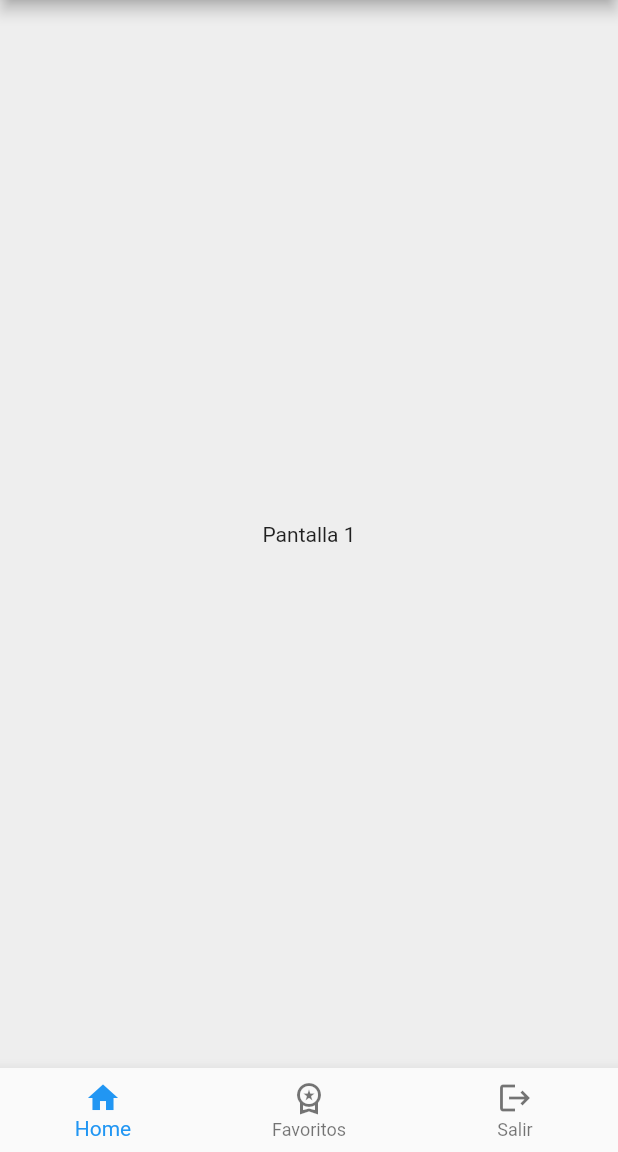
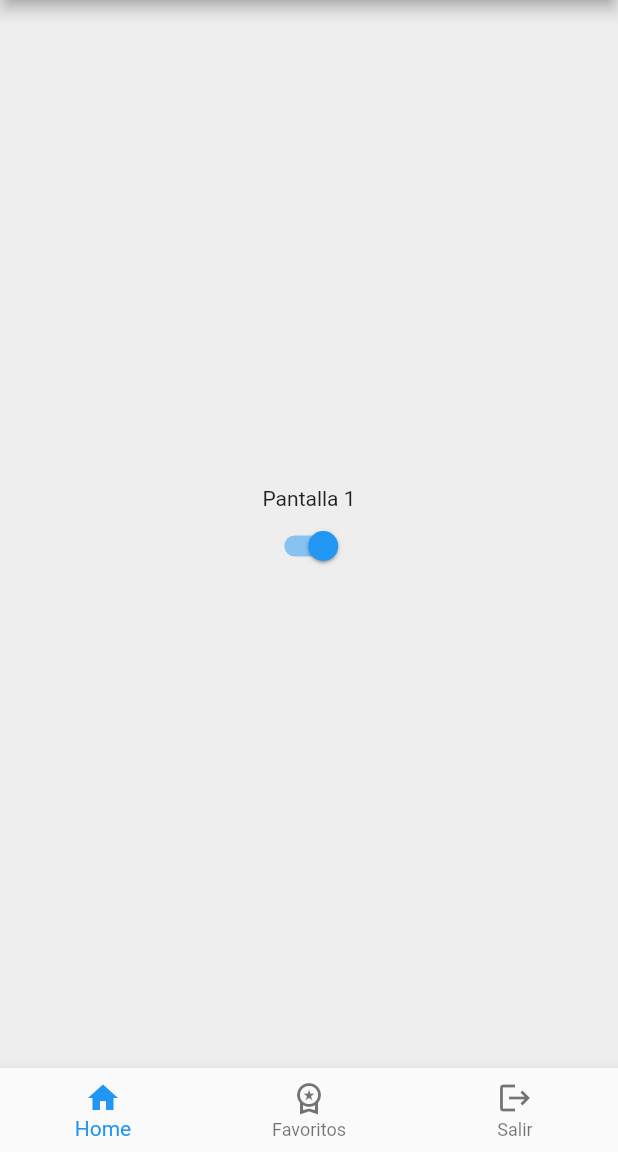
Before and after one commit to conejodan/flutter_example, a Flutter app: the screen it shows after launch, after a tap on "Stateful Screen", on a phone screen of 412 x 824 dp, the part 84-1236 px from its top. Run offline on Flutter 3.47's test engine with Material 2 defaults, Android fonts, the phone set to English and light mode, and no system bars.

Commit message:
Manejo de Estados con Provider

```diff
--- a/lib/main.dart
+++ b/lib/main.dart
@@ -1,5 +1,7 @@
 import 'package:flutter/material.dart';
+import 'package:flutter_hello/providers/tema_provider.dart';
 import 'package:flutter_hello/screens/screens.dart';
+import 'package:provider/provider.dart';
 
 void main() => runApp(const MyApp());
 
@@ -8,9 +10,27 @@ class MyApp extends StatelessWidget {
 
   @override
   Widget build(BuildContext context) {
+    return MultiProvider(
+      providers: [
+        ChangeNotifierProvider(create: ((context) => TemaProvider())),
+      ],
+      child: ContentApp(),
+    );
+  }
+}
+
+class ContentApp extends StatelessWidget {
+  const ContentApp({
+    Key? key,
+  }) : super(key: key);
+
+  @override
+  Widget build(BuildContext context) {
+    final temaProvider = Provider.of<TemaProvider>(context);
     return MaterialApp(
       title: 'Material App',
       //home: LitstadoPantallasScreen(),
+      theme: temaProvider.modoLight ? ThemeData.light() : ThemeData.dark(),
       initialRoute: '/',
       routes: {
         LitstadoPantallasScreen.route: (context) => LitstadoPantallasScreen(),
@@ -19,6 +39,7 @@ class MyApp extends StatelessWidget {
         ScaffoldScreen.route: (context) => ScaffoldScreen(),
         ImagenesScreen.route: (context) => ImagenesScreen(),
         StatefulScreen.route: (context) => StatefulScreen(),
+        ProviderScreen.route: (context) => ProviderScreen()
       },
     );
   }
--- /dev/null
+++ b/lib/providers/tema_provider.dart
@@ -0,0 +1,14 @@
+import 'package:flutter/material.dart';
+
+class TemaProvider with ChangeNotifier {
+  bool _modoLight = true;
+
+  bool get modoLight => _modoLight;
+
+  set modoLight(bool valor) {
+    _modoLight = valor;
+    print('Cambiando valor del tema');
+    print(_modoLight);
+    notifyListeners();
+  }
+}
--- a/lib/screens/listado_pantallas_screen.dart
+++ b/lib/screens/listado_pantallas_screen.dart
@@ -66,6 +66,15 @@ class LitstadoPantallasScreen extends StatelessWidget {
             title: Text('Stateful Screen'),
             subtitle: Text('Manejo de estados'),
           ),
+          ListTile(
+            onTap: () {
+              Navigator.of(context).pushNamed(ProviderScreen.route);
+            },
+            leading: Icon(Icons.circle),
+            trailing: Icon(Icons.chevron_right),
+            title: Text('Provider Screen'),
+            subtitle: Text('Manejo de estados avanzado'),
+          ),
         ],
       ),
     );
--- a/lib/screens/screens.dart
+++ b/lib/screens/screens.dart
@@ -2,5 +2,6 @@ export 'package:flutter_hello/screens/container_screen.dart';
 export 'package:flutter_hello/screens/home_screen.dart';
 export 'package:flutter_hello/screens/imagenes_screen.dart';
 export 'package:flutter_hello/screens/listado_pantallas_screen.dart';
+export 'package:flutter_hello/screens/provider_screen.dart';
 export 'package:flutter_hello/screens/scaffold_screen.dart';
 export 'package:flutter_hello/screens/stateful_screen.dart';
--- a/lib/screens/stateful_screen.dart
+++ b/lib/screens/stateful_screen.dart
@@ -12,7 +12,10 @@ class StatefulScreen extends StatefulWidget {
 class _StatefulScreenState extends State<StatefulScreen> {
   int navigationIndex = 0;
 
-  changeIndex(index) {
+  changeIndex(int index) {
+    print('Se selecciono la opcion ');
+    print(index);
+
     setState(() {
       navigationIndex = index;
     });
@@ -20,6 +23,7 @@ class _StatefulScreenState extends State<StatefulScreen> {
 
   @override
   Widget build(BuildContext context) {
+    print('Se ejecuta el build');
     return Scaffold(
       backgroundColor: Colors.grey.shade200,
       appBar: AppBar(
@@ -27,6 +31,7 @@ class _StatefulScreenState extends State<StatefulScreen> {
       ),
       body: Pantallas(
         pantallaIndex: navigationIndex,
+        changeIndex: changeIndex,
       ),
       bottomNavigationBar: Navegacion(
         navigationIndex: navigationIndex,
@@ -37,28 +42,94 @@ class _StatefulScreenState extends State<StatefulScreen> {
 }
 
 class Pantallas extends StatelessWidget {
-  const Pantallas({
+  Pantallas({
     Key? key,
     required this.pantallaIndex,
+    required this.changeIndex,
   }) : super(key: key);
 
   final int pantallaIndex;
+  final void Function(int)? changeIndex;
 
-  static const List<Widget> _pantallas = [
-    Center(
-      child: Text('Pantalla 1'),
-    ),
-    Center(
-      child: Text('Pantalla 2'),
-    ),
-    Center(
-      child: Text('Pantalla 3'),
-    ),
-  ];
+  //List<Widget> _pantallas = [
+  //  PantallaUno(),
+  //  PantallaDos(
+  //    changeIndex: changeIndex,
+  //  ),
+  //  Center(
+  //    child: Text('Pantalla 3'),
+  //  ),
+  //];
 
   @override
   Widget build(BuildContext context) {
-    return _pantallas[pantallaIndex];
+    if (pantallaIndex == 0) {
+      return PantallaUno();
+    }
+    if (pantallaIndex == 1) {
+      return PantallaDos(changeIndex: changeIndex);
+    }
+    if (pantallaIndex == 2) {
+      return Center(
+        child: Text('Pantalla 3'),
+      );
+    }
+    return Center();
+  }
+}
+
+class PantallaDos extends StatelessWidget {
+  const PantallaDos({
+    Key? key,
+    required this.changeIndex,
+  }) : super(key: key);
+
+  final Function(int)? changeIndex;
+
+  @override
+  Widget build(BuildContext context) {
+    return Center(
+      child: ElevatedButton(
+        onPressed: () {
+          changeIndex!(0);
+        },
+        child: Text('Inicio'),
+      ),
+    );
+  }
+}
+
+class PantallaUno extends StatefulWidget {
+  const PantallaUno({
+    Key? key,
+  }) : super(key: key);
+
+  @override
+  State<PantallaUno> createState() => _PantallaUnoState();
+}
+
+class _PantallaUnoState extends State<PantallaUno> {
+  bool _switch = true;
+
+  @override
+  Widget build(BuildContext context) {
+    return Center(
+      child: Column(
+        mainAxisAlignment: MainAxisAlignment.center,
+        children: [
+          Text('Pantalla 1'),
+          Switch(
+              value: _switch,
+              onChanged: (valor) {
+                setState(() {
+                  _switch = valor;
+                });
+                print('Elemento Switch');
+                print(_switch);
+              })
+        ],
+      ),
+    );
   }
 }
 
@@ -81,7 +152,9 @@ class Navegacion extends StatelessWidget {
       items: [
         BottomNavigationBarItem(icon: Icon(Icons.home), label: 'Home'),
         BottomNavigationBarItem(
-            icon: Icon(Icons.workspace_premium_outlined), label: 'Favoritos'),
+          icon: Icon(Icons.workspace_premium_outlined),
+          label: 'Favoritos',
+        ),
         BottomNavigationBarItem(icon: Icon(Icons.logout), label: 'Salir'),
       ],
     );
```
Also changed, not shown: lib/providers/estados_provider.dart (added, +30 -0 lines), lib/screens/example.dart (added, +15 -0 lines), lib/screens/provider_screen.dart (+156 -0 lines).
